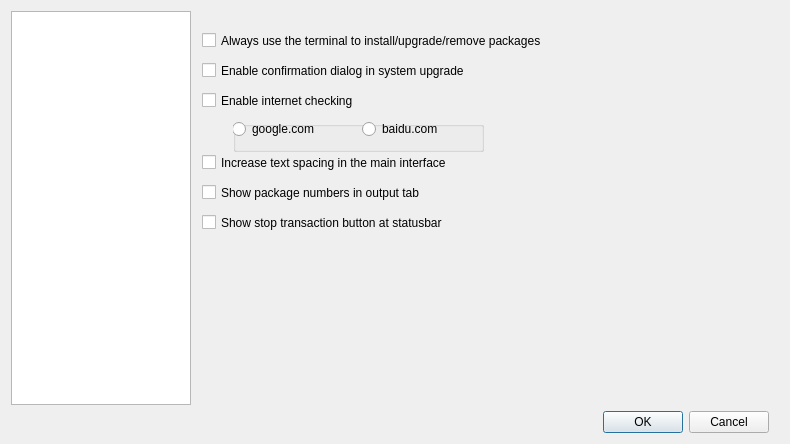
This is ui/optionsdialog.ui in aarnt/octopi as Qt 5 draws it before an edit. The edited form follows.
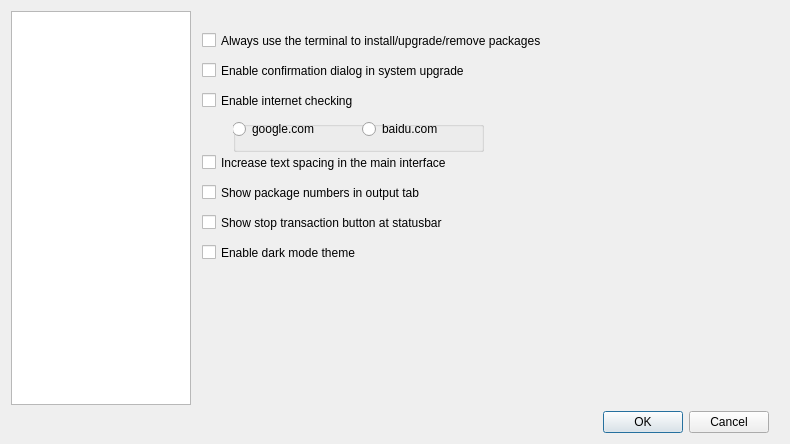
This is the edited form. The open tabs and pages were chosen to show the change.

Commit message: Implement dark mode theme support and related UI options

What changed in the file:
```diff
--- a/ui/optionsdialog.ui
+++ b/ui/optionsdialog.ui
@@ -129,6 +129,19 @@
           <string>Enable internet checking</string>
          </property>
         </widget>
+        <widget class="QCheckBox" name="cbEnableDarkMode">
+         <property name="geometry">
+          <rect>
+           <x>9</x>
+           <y>230</y>
+           <width>611</width>
+           <height>23</height>
+          </rect>
+         </property>
+         <property name="text">
+          <string>Enable dark mode theme</string>
+         </property>
+        </widget>
         <widget class="QGroupBox" name="gbInternetChecking">
          <property name="geometry">
           <rect>
```
The commit also changes 13 other files.
